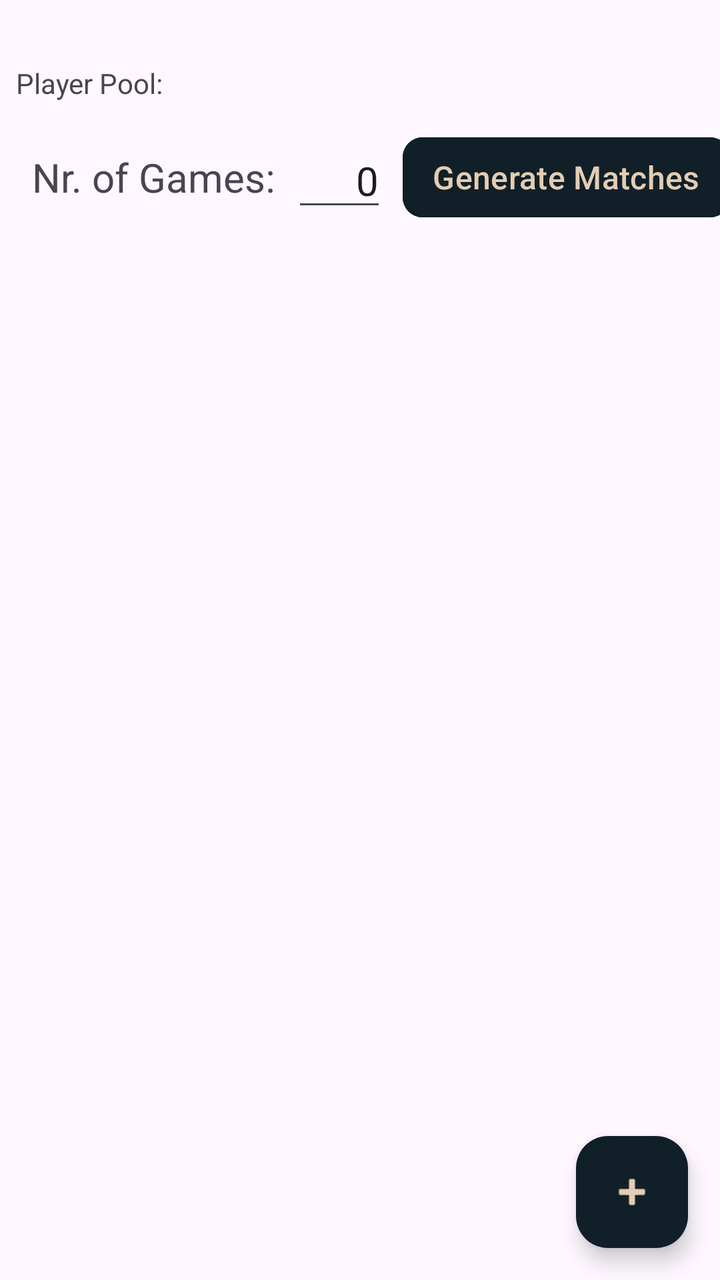
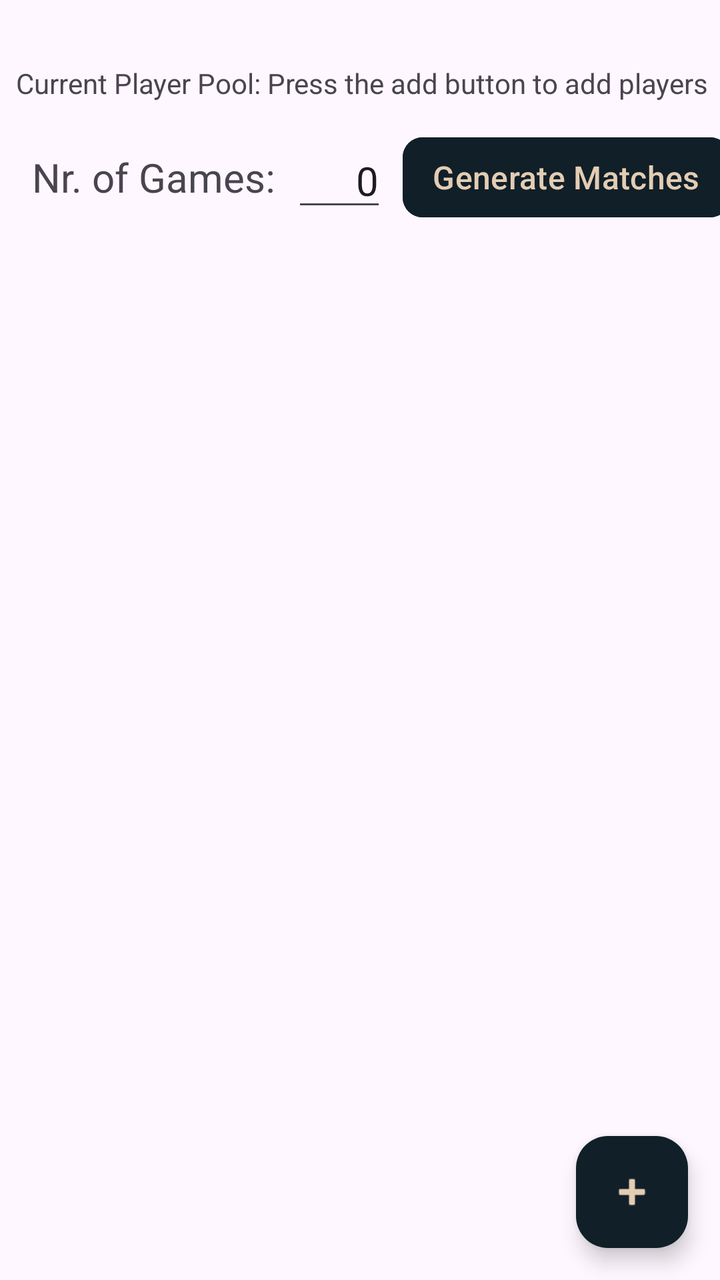

Two renders of the same Android screen: before a commit and after it. Below are the layout's source before the change and the commit's diff.
<!-- AndroidManifest.xml: application theme Theme.Matchmaking2v2 -->
<!-- res/layout/activity_main.xml -->
<?xml version="1.0" encoding="utf-8"?>
<androidx.constraintlayout.widget.ConstraintLayout xmlns:android="http://schemas.android.com/apk/res/android"
    xmlns:app="http://schemas.android.com/apk/res-auto"
    xmlns:tools="http://schemas.android.com/tools"
    android:id="@+id/main"
    android:layout_width="match_parent"
    android:layout_height="match_parent"
    tools:context=".MainActivity">

    <TextView
        android:id="@+id/tv_nrgames"
        android:layout_width="wrap_content"
        android:layout_height="wrap_content"
        android:layout_marginStart="16dp"
        android:layout_marginTop="16dp"
        android:text="Nr. of Games:"
        android:textSize="20sp"
        app:layout_constraintStart_toStartOf="parent"
        app:layout_constraintTop_toBottomOf="@+id/rvplayers" />

    <EditText
        android:id="@+id/et_nrgames"
        android:layout_width="wrap_content"
        android:layout_height="wrap_content"
        android:layout_marginStart="8dp"
        android:ems="2"
        android:inputType="numberDecimal"
        android:text="0"
        android:textAlignment="viewEnd"
        android:textSize="20sp"
        app:layout_constraintBottom_toBottomOf="@+id/tv_nrgames"
        app:layout_constraintStart_toEndOf="@+id/tv_nrgames"
        app:layout_constraintTop_toTopOf="@+id/tv_nrgames" />

    <androidx.recyclerview.widget.RecyclerView
        android:id="@+id/rvplayers"
        android:layout_width="0dp"
        android:layout_height="wrap_content"
        android:layout_marginTop="8dp"
        app:layout_constraintEnd_toEndOf="parent"
        app:layout_constraintStart_toStartOf="parent"
        app:layout_constraintTop_toBottomOf="@+id/textView3" />

    <androidx.recyclerview.widget.RecyclerView
        android:id="@+id/rvRounds"
        android:layout_width="0dp"
        android:layout_height="0dp"
        android:layout_marginTop="16dp"
        app:layout_constraintBottom_toBottomOf="parent"
        app:layout_constraintEnd_toEndOf="parent"
        app:layout_constraintHorizontal_bias="0.0"
        app:layout_constraintStart_toStartOf="parent"
        app:layout_constraintTop_toBottomOf="@id/tv_nrgames"
        app:layout_constraintVertical_bias="1.0" />

    <Button
        android:id="@+id/b_generate"
        android:layout_width="wrap_content"
        android:layout_height="wrap_content"
        android:layout_marginStart="8dp"
        android:backgroundTint="@color/blueBlack"
        android:elevation="8dp"
        android:paddingLeft="15dp"
        android:paddingTop="0dp"
        android:paddingRight="15dp"
        android:paddingBottom="0dp"
        android:text="Generate Matches"
        android:textColor="@color/tanAccent"
        android:textSize="16sp"
        app:cornerRadius="10dp"
        app:layout_constraintBottom_toBottomOf="@+id/et_nrgames"
        app:layout_constraintStart_toEndOf="@+id/et_nrgames"
        app:layout_constraintTop_toTopOf="@+id/et_nrgames" />

    <com.google.android.material.floatingactionbutton.FloatingActionButton
        android:id="@+id/fabAddPlayers"
        android:layout_width="wrap_content"
        android:layout_height="wrap_content"
        android:layout_marginEnd="16dp"
        android:layout_marginBottom="16dp"
        android:clickable="true"
        android:src="@android:drawable/ic_input_add"
        app:backgroundTint="@color/blueBlack"
        app:tint="@color/tanAccent"
        app:layout_constraintBottom_toBottomOf="parent"
        app:layout_constraintEnd_toEndOf="parent" />

    <TextView
        android:id="@+id/textView3"
        android:layout_width="wrap_content"
        android:layout_height="wrap_content"
        android:layout_marginStart="8dp"
        android:layout_marginTop="32dp"
        android:text="Player Pool:"
        app:layout_constraintStart_toStartOf="parent"
        app:layout_constraintTop_toTopOf="parent" />

</androidx.constraintlayout.widget.ConstraintLayout>
<!-- resources referenced by this layout -->
<resources>
  <color name="blueBlack">#111f28</color>
  <color name="tanAccent">#e3cdb3</color>
  <style name="Theme.Matchmaking2v2" parent="Base.Theme.Matchmaking2v2" />
  <style name="Base.Theme.Matchmaking2v2" parent="Theme.Material3.DayNight"> 
          
          <item name="colorPrimary">@color/my_light_primary</item>
      </style>
  <color name="my_light_primary">#FF000000</color>
</resources>

<!-- the commit's change to res/layout/activity_main.xml (unified diff, before → after) -->
@@ -91,7 +91,7 @@
         android:layout_height="wrap_content"
         android:layout_marginStart="8dp"
         android:layout_marginTop="32dp"
-        android:text="Player Pool:"
+        android:text="Current Player Pool: Press the add button to add players"
         app:layout_constraintStart_toStartOf="parent"
         app:layout_constraintTop_toTopOf="parent" />
 
